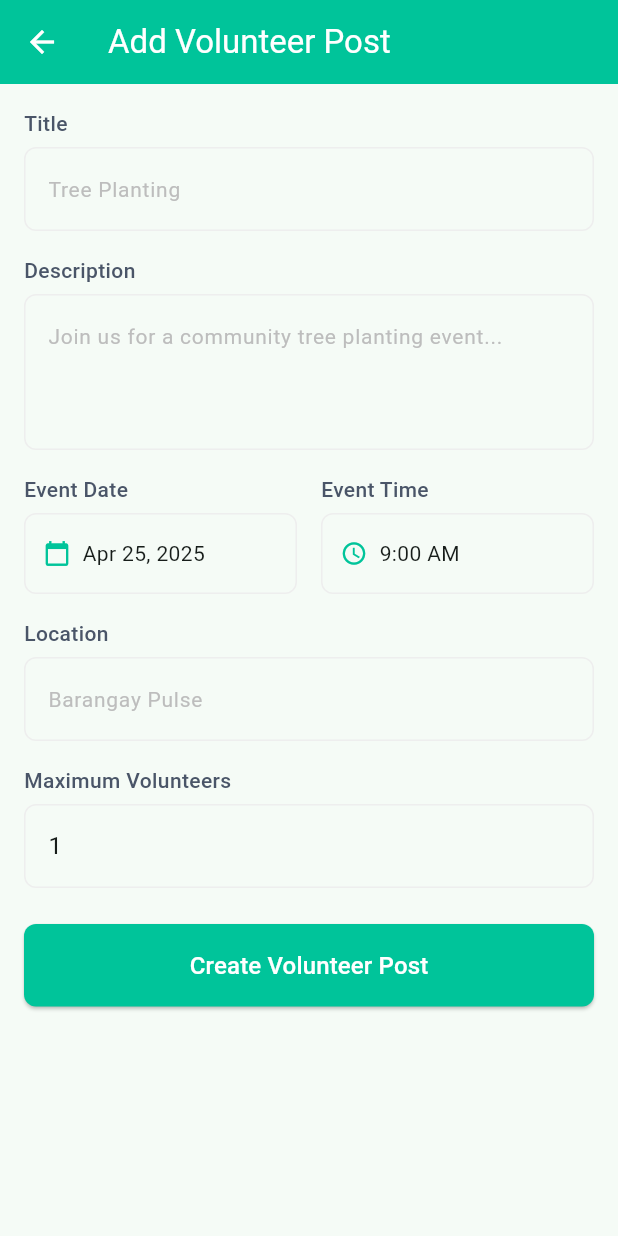
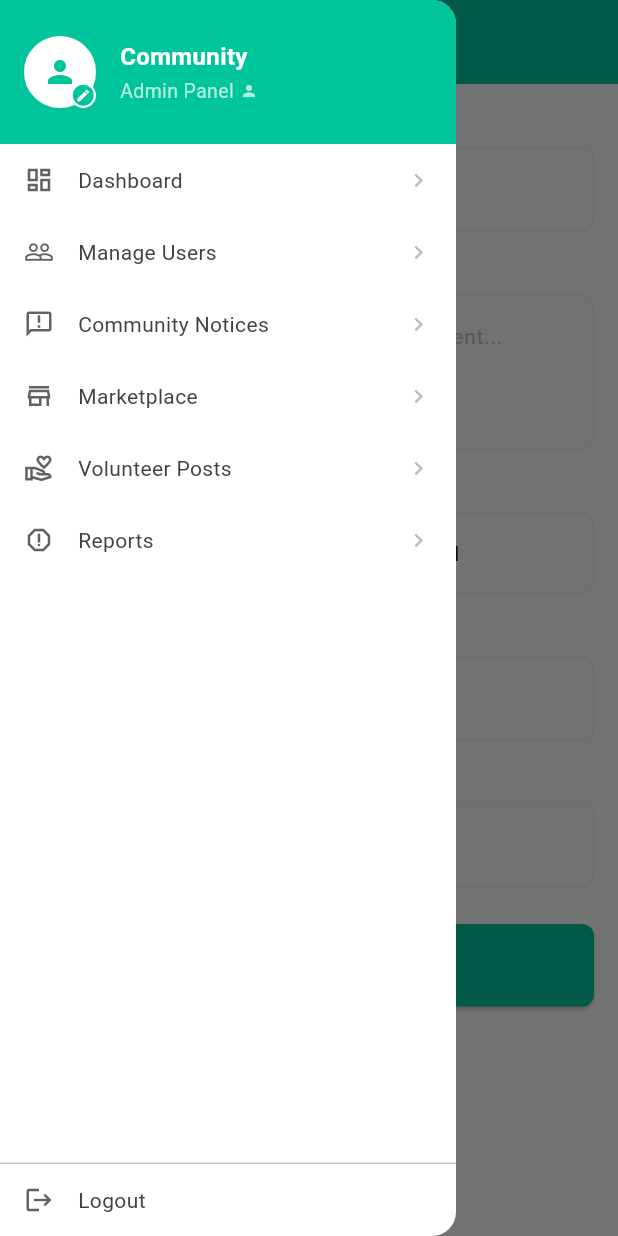
Before and after one commit to 0phl/Pulse-App, a Flutter app: the AddVolunteerPostPage screen opened by its route, with the side drawer open (before the commit the screen has no drawer), on a phone screen of 412 x 824 dp. Run offline on Flutter 3.47's test engine with Material 3 defaults, Android fonts, the light colour scheme and no system bars; our stand-ins replace cached_network_image, chewie, cloud_firestore, cloud_functions, dio, dropdown_search and 22 more; missing offline and left inert: cloudinary_public, dart:html, dart:js_util, docx_viewer, flutter_pdfview, gal and 3 more; accounts and stored records are empty; statements that could not run were skipped.

Commit message:
Update admin pages to use AdminScaffold for consistent navigation
- Replaced regular Scaffold with AdminScaffold across all admin pages
- Removed redundant AdminDrawer references
- Maintained existing page designs and functionality
- Added consistent titles and navigation structure
- Ensures uniform user experience throughout admin section

```diff
--- a/lib/main.dart
+++ b/lib/main.dart
@@ -109,8 +109,7 @@ class MyApp extends StatelessWidget {
                   Navigator.pushReplacementNamed(context, '/admin/marketplace');
                 },
               ),
-              '/admin/volunteer-posts': (context) =>
-                  const AdminVolunteerPostsPage(),
+              '/admin/volunteer-posts': (context) => const AdminVolunteerPostsPage(),
               '/admin/volunteer-posts/add': (context) => const AddVolunteerPostPage(),
               '/admin/reports': (context) => const AdminReportsPage(),
               '/admin/profile': (context) => const AdminProfilePage(),
@@ -154,6 +153,7 @@ class _MainScreenState extends State<MainScreen> {
 
   @override
   Widget build(BuildContext context) {
+    // ignore: deprecated_member_use
     return WillPopScope(
       onWillPop: () async {
         if (_selectedIndex != 0) {
--- a/lib/pages/admin/add_volunteer_post_page.dart
+++ b/lib/pages/admin/add_volunteer_post_page.dart
@@ -3,6 +3,7 @@ import 'package:cloud_firestore/cloud_firestore.dart';
 import 'package:intl/intl.dart';
 import '../../models/volunteer_post.dart';
 import '../../services/auth_service.dart';
+import '../../widgets/admin_scaffold.dart';
 
 class AddVolunteerPostPage extends StatefulWidget {
   const AddVolunteerPostPage({super.key});
@@ -210,7 +211,8 @@ class _AddVolunteerPostPageState extends State<AddVolunteerPostPage> {
 
   @override
   Widget build(BuildContext context) {
-    return Scaffold(
+    return AdminScaffold(
+      title: 'Add Volunteer Post',
       appBar: AppBar(
         title: const Text('Add Volunteer Post'),
         backgroundColor: const Color(0xFF00C49A),
--- a/lib/pages/admin/change_password_page.dart
+++ b/lib/pages/admin/change_password_page.dart
@@ -1,5 +1,6 @@
 import 'package:flutter/material.dart';
 import '../../services/admin_service.dart';
+import '../../widgets/admin_scaffold.dart';
 
 class ChangePasswordPage extends StatefulWidget {
   const ChangePasswordPage({super.key});
@@ -139,7 +140,8 @@ class _ChangePasswordPageState extends State<ChangePasswordPage> {
   Widget build(BuildContext context) {
     return WillPopScope(
       onWillPop: () async => false, // Prevent back button
-      child: Scaffold(
+      child: AdminScaffold(
+        title: 'Change Password',
         backgroundColor: const Color(0xFFF5FBF9),
         appBar: AppBar(
           title: const Text(
--- a/lib/pages/admin/marketplace_page.dart
+++ b/lib/pages/admin/marketplace_page.dart
@@ -3,9 +3,9 @@ import 'package:cloud_firestore/cloud_firestore.dart';
 import '../../services/admin_service.dart';
 // auth_service import removed as it's no longer needed
 // market_item import removed as it's no longer needed
-import './admin_drawer.dart';
 import 'package:intl/intl.dart';
 import '../../widgets/image_viewer_page.dart';
+import '../../widgets/admin_scaffold.dart';
 
 class AdminMarketplacePage extends StatefulWidget {
   final int initialTabIndex;
@@ -849,7 +849,8 @@ class _AdminMarketplacePageState extends State<AdminMarketplacePage>
 
   @override
   Widget build(BuildContext context) {
-    return Scaffold(
+    return AdminScaffold(
+      title: 'Marketplace - $_communityName',
       appBar: AppBar(
         backgroundColor: const Color(0xFF00C49A),
         elevation: 0,
@@ -877,7 +878,6 @@ class _AdminMarketplacePageState extends State<AdminMarketplacePage>
           ],
         ),
       ),
-      drawer: const AdminDrawer(),
       body: Container(
         color: const Color(0xFFF5F5F5),
         child: TabBarView(
--- a/lib/pages/admin/profile_page.dart
+++ b/lib/pages/admin/profile_page.dart
@@ -6,7 +6,7 @@ import 'package:cloud_firestore/cloud_firestore.dart';
 import '../../services/admin_service.dart';
 import '../../services/auth_service.dart';
 import '../../services/cloudinary_service.dart';
-import 'admin_drawer.dart';
+import '../../widgets/admin_scaffold.dart';
 
 class AdminProfilePage extends StatefulWidget {
   const AdminProfilePage({super.key});
@@ -283,13 +283,13 @@ class _AdminProfilePageState extends State<AdminProfilePage> with WidgetsBinding
 
   @override
   Widget build(BuildContext context) {
-    return Scaffold(
+    return AdminScaffold(
+      title: 'Admin Profile',
       appBar: AppBar(
         title: const Text('Admin Profile'),
         backgroundColor: const Color(0xFF00C49A),
         foregroundColor: Colors.white,
       ),
-      drawer: const AdminDrawer(),
       body: _isLoading
           ? const Center(child: CircularProgressIndicator())
           : SingleChildScrollView(
--- a/lib/pages/admin/reports_page.dart
+++ b/lib/pages/admin/reports_page.dart
@@ -2,7 +2,6 @@ import 'package:flutter/material.dart';
 import '../../models/report.dart';
 import '../../services/admin_service.dart';
 // Auth service import removed as it's not used
-import './admin_drawer.dart';
 import '../../widgets/report_card.dart';
 import '../../widgets/pie_chart_painter.dart';
 import '../../widgets/report_detail_dialog.dart';
@@ -10,6 +9,7 @@ import '../../widgets/report_action_dialogs.dart';
 import '../../widgets/reports_analytics.dart';
 import '../../widgets/report_filter_chip.dart';
 import '../../constants/report_styles.dart';
+import '../../widgets/admin_scaffold.dart';
 
 class ActiveReportsTab extends StatefulWidget {
   final AdminService adminService;
@@ -935,7 +935,8 @@ class _AdminReportsPageState extends State<AdminReportsPage>
 
   @override
   Widget build(BuildContext context) {
-    return Scaffold(
+    return AdminScaffold(
+      title: 'Reports - $_communityName',
       appBar: AppBar(
         backgroundColor: Theme.of(context).primaryColor,
         elevation: 0,
@@ -959,7 +960,6 @@ class _AdminReportsPageState extends State<AdminReportsPage>
           ),
         ],
       ),
-      drawer: const AdminDrawer(),
       body: _isLoading
           ? const Center(child: CircularProgressIndicator())
           : Column(
--- a/lib/pages/admin/show_create_notice_sheet.dart
+++ b/lib/pages/admin/show_create_notice_sheet.dart
@@ -1,5 +1,6 @@
 import 'package:flutter/material.dart';
 import '../../widgets/create_notice_sheet.dart';
+import '../../widgets/admin_scaffold.dart';
 
 class ShowCreateNoticeSheet extends StatefulWidget {
   const ShowCreateNoticeSheet({super.key});
@@ -33,7 +34,8 @@ class _ShowCreateNoticeSheetState extends State<ShowCreateNoticeSheet> {
   @override
   Widget build(BuildContext context) {
     // This is just a placeholder while the modal is being shown
-    return Scaffold(
+    return AdminScaffold(
+      title: 'Create Notice',
       appBar: AppBar(
         title: const Text('Create Notice'),
         leading: IconButton(
--- a/lib/pages/admin/users_page.dart
+++ b/lib/pages/admin/users_page.dart
@@ -1,9 +1,9 @@
 import 'package:flutter/material.dart';
 import '../../services/admin_service.dart';
-import './admin_drawer.dart';
 import 'dart:async';
 import '../scan_qr_page.dart';
 import '../../models/firestore_user.dart';
+import '../../widgets/admin_scaffold.dart';
 
 class UsersPage extends StatefulWidget {
   const UsersPage({super.key});
@@ -776,8 +776,8 @@ class _UsersPageState extends State<UsersPage> with TickerProviderStateMixin {
 
   @override
   Widget build(BuildContext context) {
-    return Scaffold(
-      drawer: const AdminDrawer(),
+    return AdminScaffold(
+      title: 'Manage Users',
       appBar: AppBar(
         title: const Text(
           'Manage Users',
--- a/lib/pages/admin/volunteer_posts_page.dart
+++ b/lib/pages/admin/volunteer_posts_page.dart
@@ -3,7 +3,7 @@ import 'package:cloud_firestore/cloud_firestore.dart';
 import 'package:intl/intl.dart';
 import '../../models/volunteer_post.dart';
 import '../../services/auth_service.dart';
-import '../admin/admin_drawer.dart';
+import '../../widgets/admin_scaffold.dart';
 
 class AdminVolunteerPostsPage extends StatefulWidget {
   const AdminVolunteerPostsPage({super.key});
@@ -513,8 +513,8 @@ class _AdminVolunteerPostsPageState extends State<AdminVolunteerPostsPage> {
 
   @override
   Widget build(BuildContext context) {
-    return Scaffold(
-      drawer: const AdminDrawer(),
+    return AdminScaffold(
+      title: 'Manage Volunteer Posts',
       appBar: AppBar(
         title: const Text(
           'Manage Volunteer Posts',
--- /dev/null
+++ b/lib/widgets/admin_scaffold.dart
@@ -0,0 +1,70 @@
+import 'package:flutter/material.dart';
+import '../pages/admin/admin_drawer.dart';
+
+/// A base scaffold for all admin pages that includes the back button confirmation.
+/// This ensures consistent back button behavior across the admin section.
+class AdminScaffold extends StatefulWidget {
+  final String title;
+  final Widget body;
+  final List<Widget>? actions;
+  final Widget? floatingActionButton;
+  final FloatingActionButtonLocation? floatingActionButtonLocation;
+  final Color? backgroundColor;
+  final bool extendBodyBehindAppBar;
+  final PreferredSizeWidget? appBar;
+
+  const AdminScaffold({
+    Key? key,
+    required this.title,
+    required this.body,
+    this.actions,
+    this.floatingActionButton,
+    this.floatingActionButtonLocation,
+    this.backgroundColor,
+    this.extendBodyBehindAppBar = false,
+    this.appBar,
+  }) : super(key: key);
+
+  @override
+  State<AdminScaffold> createState() => _AdminScaffoldState();
+}
+
+class _AdminScaffoldState extends State<AdminScaffold> {
+  DateTime? _lastPressedAt;
+
+  @override
+  Widget build(BuildContext context) {
+    // ignore: deprecated_member_use
+    return WillPopScope(
+      onWillPop: () async {
+        // Double-press back to exit
+        if (_lastPressedAt == null ||
+            DateTime.now().difference(_lastPressedAt!) >
+                const Duration(seconds: 2)) {
+          _lastPressedAt = DateTime.now();
+          ScaffoldMessenger.of(context).showSnackBar(
+            const SnackBar(
+              content: Text('Press back again to exit'),
+              duration: Duration(seconds: 2),
+            ),
+          );
+          return false;
+        }
+        return true;
+      },
+      child: Scaffold(
+        appBar: widget.appBar ??
+          AppBar(
+            title: Text(widget.title),
+            actions: widget.actions,
+          ),
+        drawer: const AdminDrawer(),
+        body: widget.body,
+        floatingActionButton: widget.floatingActionButton,
+        floatingActionButtonLocation: widget.floatingActionButtonLocation,
+        backgroundColor: widget.backgroundColor,
+        extendBodyBehindAppBar: widget.extendBodyBehindAppBar,
+      ),
+    );
+  }
+}
```
Also changed, not shown: lib/pages/admin/community_notices_page.dart (+3 -7 lines), lib/pages/admin/dashboard_page.dart (+3 -5 lines).
